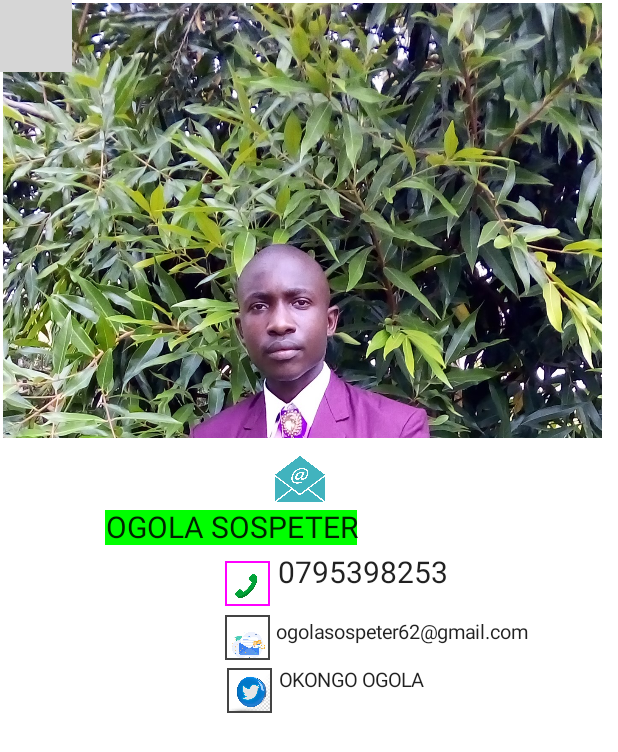
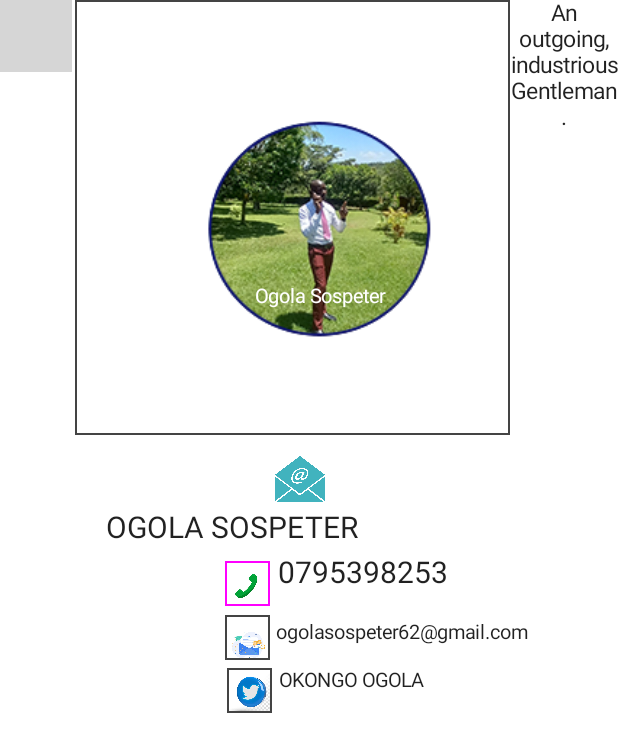
Before and after one commit to OGOLA-SOSPETER/DEVELOPER, an Android app built with Jetpack Compose: the @Preview function DeveloperPreview, on a phone screen of 412 x 824 dp. Shown: the top 752 px of the screen. Run offline under Robolectric (Android 15) with nearby library versions, the phone set to English and light mode, and no system bars; 1 statement that could not run was skipped; grey boxes are pictures that could not be loaded.

Commit message:
Rebuilding .. Just a little more😁😀😀

```diff
--- a/app/src/main/java/com/example/developer/MainActivity.kt
+++ b/app/src/main/java/com/example/developer/MainActivity.kt
@@ -1,5 +1,6 @@
 package com.example.developer
 
+import android.graphics.drawable.shapes.RectShape
 import android.os.Bundle
 import androidx.activity.ComponentActivity
 import androidx.activity.compose.setContent
@@ -7,6 +8,8 @@ import androidx.compose.foundation.Image
 import androidx.compose.foundation.background
 import androidx.compose.foundation.border
 import androidx.compose.foundation.layout.*
+import androidx.compose.foundation.shape.CircleShape
+import androidx.compose.material.Card
 import androidx.compose.material.MaterialTheme
 import androidx.compose.material.Surface
 import androidx.compose.material.Text
@@ -16,6 +19,8 @@ import androidx.compose.ui.Modifier
 import androidx.compose.ui.graphics.Color
 import androidx.compose.ui.graphics.Color.Companion.Green
 import androidx.compose.ui.graphics.Color.Companion.White
+import androidx.compose.ui.graphics.Outline
+import androidx.compose.ui.graphics.RectangleShape
 import androidx.compose.ui.layout.ContentScale
 import androidx.compose.ui.res.painterResource
 import androidx.compose.ui.text.style.TextAlign
@@ -37,10 +42,11 @@ class MainActivity : ComponentActivity() {
                 ) {
                     //DeveloperBackground("Back")
                     BackgroundImage()
+                    ImageInBackground()
                     DeveloperTitle(getString(R.string.Title))
                     DeveloperName(getString(R.string.Developername))
-                    DeveloperImage("OGOLA SOSPETER")
-                    DeveloperImage1("Mycalls")
+                    DeveloperImage()
+                    DeveloperImage1()
                     DeveloperImage2("Myemail")
                     DeveloperImage3("Mytwitter")
                     DeveloperContacts("0795398253")
@@ -67,32 +73,67 @@ class MainActivity : ComponentActivity() {
                 modifier = Modifier
 
                     .padding(top = 340.dp, start = 70.dp, end = 20.dp,bottom = 100.dp)
-                    .background(color = Green)
+                    //.background(color = Green)
             )
         }
+@Composable
+fun ImageInBackground(){
 
+    Column(
+        horizontalAlignment = Alignment.CenterHorizontally,
+        modifier = Modifier
+            .fillMaxWidth()
+            .fillMaxHeight()
+            .padding(20.dp)
+    ){
+    Card(
+        elevation = 4.dp,
+    )
+    {}
+        val image = painterResource(id = R.drawable.img)
+    }
+}
 
 @Composable
 fun BackgroundImage() {
-    val image0 = painterResource(R.drawable.alx)
-    Column{
+    Row( verticalAlignment = Alignment.Top,
+        horizontalArrangement = Arrangement.End) {
+        Box {
+            val image0 = painterResource(R.drawable.image)
+
             Image(
-            painter =  image0,
+                painter = image0,
                 alignment = Alignment.TopCenter,
                 contentDescription = null,
                 modifier = Modifier
                     //.fillMaxSize()
-                .padding(top = 2.dp, end = 2.dp, start = 2.dp)
-                .width(399.dp)
+                    .padding(start = 50.dp)
+                    .width(290.dp)
+                    //.background(Color.DarkGray,shape = RectangleShape)
+                    .border(width = 1.dp, color = Color.DarkGray)
                     .height(290.dp),
                 //.border( width = 1.dp, color = Color.Magenta),
                 contentScale = ContentScale.Crop
+            )
+            Text(
+                "Ogola Sospeter",
+                textAlign = TextAlign.Left,
+                fontSize = 13.sp,
+                modifier = Modifier.padding(top = 190.dp, start = 170.dp),
+                color = Color.White
+            )
+        }
+        Text(
+            "An outgoing, industrious Gentleman.",
+            textAlign = TextAlign.Center,
+            fontSize = 15.sp,
+
         )
     }
 }
 
     @Composable
-    fun DeveloperImage(name: String) {
+    fun DeveloperImage() {
         val image = painterResource(R.drawable.email)
         Box {
             Image(
@@ -109,7 +150,7 @@ fun BackgroundImage() {
         }
     }
     @Composable
-    fun DeveloperImage1(name: String) {
+    fun DeveloperImage1() {
         val image1 = painterResource(R.drawable.call)
         Box {
             Image(
@@ -221,13 +262,14 @@ fun BackgroundImage() {
             BackgroundImage()
             DeveloperTitle("...MY SOCIAL MEDIA HANDLES...")
             DeveloperName("OGOLA SOSPETER")
-            DeveloperImage("OGOLA SOSPETER")
-            DeveloperImage1("Mycalls")
+            DeveloperImage()
+            DeveloperImage1()
             DeveloperImage2("Myemail")
             DeveloperImage3("Mytwitter")
             DeveloperContacts("0795398253")
             DeveloperEmails("ogolasospeter62@gmail.com")
             DeveloperTwitter("OKONGO OGOLA")
+            ImageInBackground()
 
         }
     }
```
Also changed, not shown: app/src/main/res/drawable-nodpi/image.png (added), app/src/main/res/drawable-nodpi/img.jpg (added). Lines whose indentation alone changed are shown as unchanged.
